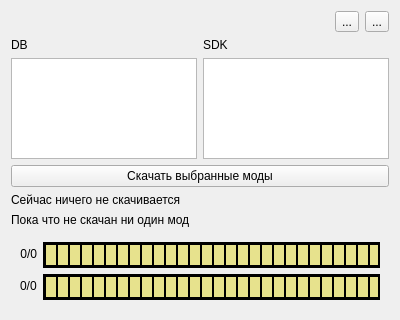
This is src/ManagerWindow.ui in sabudilovskiy/MagicBoxReduxCmake as Qt 5 draws it before an edit. The edited form follows.
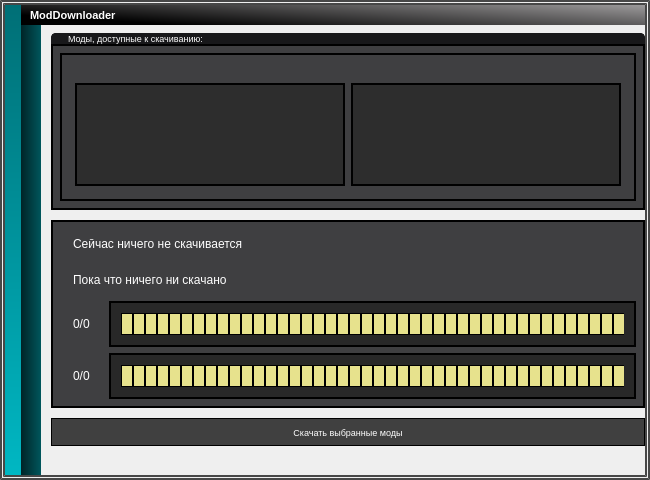
This is the edited form. Icons and pictures are not drawn.

Commit message: Design for ManagerWindow

```diff
--- a/src/ManagerWindow.ui
+++ b/src/ManagerWindow.ui
@@ -1,201 +1,657 @@
 <?xml version="1.0" encoding="UTF-8"?>
 <ui version="4.0">
  <class>ManagerWindow</class>
- <widget class="QWidget" name="ManagerWindow">
+ <widget class="QMainWindow" name="ManagerWindow">
   <property name="geometry">
    <rect>
     <x>0</x>
     <y>0</y>
-    <width>400</width>
-    <height>320</height>
+    <width>650</width>
+    <height>480</height>
    </rect>
   </property>
+  <property name="minimumSize">
+   <size>
+    <width>650</width>
+    <height>480</height>
+   </size>
+  </property>
+  <property name="maximumSize">
+   <size>
+    <width>16777215</width>
+    <height>16777215</height>
+   </size>
+  </property>
   <property name="windowTitle">
    <string>Form</string>
   </property>
-  <layout class="QVBoxLayout" name="verticalLayout">
-   <item>
-    <layout class="QHBoxLayout" name="horizontalLayout_3">
-     <item>
-      <spacer name="horizontalSpacer">
-       <property name="orientation">
-        <enum>Qt::Horizontal</enum>
+  <property name="windowIcon">
+   <iconset resource="../resources/resources.qrc">
+    <normaloff>:/icons/MagicBoxRedux</normaloff>:/icons/MagicBoxRedux</iconset>
+  </property>
+  <property name="styleSheet">
+   <string notr="true"/>
+  </property>
+  <widget class="QWidget" name="hlayout_main">
+   <property name="styleSheet">
+    <string notr="true">QWidget{
+border: 5px double #474747;
+}</string>
+   </property>
+   <layout class="QHBoxLayout" name="horizontalLayout" stretch="1,30">
+    <property name="spacing">
+     <number>0</number>
+    </property>
+    <property name="leftMargin">
+     <number>0</number>
+    </property>
+    <property name="topMargin">
+     <number>0</number>
+    </property>
+    <property name="rightMargin">
+     <number>0</number>
+    </property>
+    <property name="bottomMargin">
+     <number>0</number>
+    </property>
+    <item>
+     <widget class="QWidget" name="verticalLayout_gradient" native="true">
+      <property name="styleSheet">
+       <string notr="true">QWidget{
+border: none;
+}</string>
+      </property>
+      <layout class="QVBoxLayout" name="verticalLayout_gradient_layout">
+       <property name="leftMargin">
+        <number>5</number>
        </property>
-       <property name="sizeHint" stdset="0">
-        <size>
-         <width>40</width>
-         <height>20</height>
-        </size>
+       <property name="topMargin">
+        <number>5</number>
        </property>
-      </spacer>
-     </item>
-     <item>
-      <widget class="QToolButton" name="toolButton_showfull">
-       <property name="text">
-        <string>...</string>
+       <property name="rightMargin">
+        <number>0</number>
        </property>
-      </widget>
-     </item>
-     <item>
-      <widget class="QToolButton" name="toolButton_exit">
-       <property name="layoutDirection">
-        <enum>Qt::LeftToRight</enum>
+       <property name="bottomMargin">
+        <number>5</number>
        </property>
-       <property name="text">
-        <string>...</string>
+       <item>
+        <widget class="QWidget" name="widget" native="true">
+         <property name="styleSheet">
+          <string notr="true">background-color : qlineargradient(spread:pad, x1:1, y1:1, x2:1, y2:0, stop:0 #00b7c3, stop:1 #006f76)</string>
+         </property>
+        </widget>
+       </item>
+      </layout>
+     </widget>
+    </item>
+    <item>
+     <widget class="QWidget" name="vlayout_top_panel_content" native="true">
+      <property name="styleSheet">
+       <string notr="true">QWidget{
+border: none;
+}</string>
+      </property>
+      <layout class="QVBoxLayout" name="vlayout_top_panel_content_layout" stretch="1,50">
+       <property name="spacing">
+        <number>0</number>
        </property>
-      </widget>
-     </item>
-    </layout>
-   </item>
-   <item>
-    <layout class="QHBoxLayout" name="horizontalLayout">
-     <item>
-      <widget class="QLabel" name="label_db">
-       <property name="text">
-        <string>DB</string>
+       <property name="leftMargin">
+        <number>0</number>
        </property>
-      </widget>
-     </item>
-     <item>
-      <widget class="QLabel" name="label_sdk">
-       <property name="text">
-        <string>SDK</string>
+       <property name="topMargin">
+        <number>5</number>
        </property>
-      </widget>
-     </item>
-    </layout>
-   </item>
-   <item>
-    <layout class="QHBoxLayout" name="horizontalLayout_2">
-     <item>
-      <widget class="QListWidget" name="listWidget_db">
-       <property name="selectionMode">
-        <enum>QAbstractItemView::MultiSelection</enum>
+       <property name="rightMargin">
+        <number>5</number>
        </property>
-      </widget>
-     </item>
-     <item>
-      <widget class="QListWidget" name="listWidget_sdk">
-       <property name="selectionMode">
-        <enum>QAbstractItemView::MultiSelection</enum>
+       <property name="bottomMargin">
+        <number>5</number>
        </property>
-      </widget>
-     </item>
-    </layout>
-   </item>
-   <item>
-    <layout class="QHBoxLayout" name="horizontalLayout_4">
-     <item>
-      <widget class="QPushButton" name="pushButton_download">
-       <property name="font">
-        <font>
-         <family>Segoe UI</family>
-        </font>
-       </property>
-       <property name="text">
-        <string>Скачать выбранные моды</string>
-       </property>
-      </widget>
-     </item>
-    </layout>
-   </item>
-   <item>
-    <layout class="QHBoxLayout" name="horizontalLayout_5">
-     <item>
-      <widget class="QLabel" name="label_downloading_mod">
-       <property name="text">
-        <string>Сейчас ничего не скачивается</string>
-       </property>
-      </widget>
-     </item>
-    </layout>
-   </item>
-   <item>
-    <layout class="QHBoxLayout" name="horizontalLayout_6">
-     <item>
-      <widget class="QLabel" name="label_downloaded_mod">
-       <property name="text">
-        <string>Пока что не скачан ни один мод</string>
-       </property>
-      </widget>
-     </item>
-    </layout>
-   </item>
-   <item>
-    <widget class="QWidget" name="formLayout_downloads" native="true">
-     <property name="styleSheet">
-      <string notr="true">QProgressBar {
-    border: 2px solid black;
-    background-color: #282828;
-    text-align: center;
+       <item>
+        <widget class="QWidget" name="hwidget_top_panel" native="true">
+         <property name="maximumSize">
+          <size>
+           <width>16777215</width>
+           <height>16777215</height>
+          </size>
+         </property>
+         <property name="styleSheet">
+          <string notr="true">background-color: qlineargradient(spread:pad, x1:0, y1:0.5, x2:1, y2:0, stop:0 rgba(0, 0, 0, 255), stop:1 rgb(156, 154, 155));</string>
+         </property>
+         <layout class="QHBoxLayout" name="hlayout_top_panel">
+          <property name="spacing">
+           <number>0</number>
+          </property>
+          <property name="sizeConstraint">
+           <enum>QLayout::SetDefaultConstraint</enum>
+          </property>
+          <property name="leftMargin">
+           <number>9</number>
+          </property>
+          <property name="topMargin">
+           <number>0</number>
+          </property>
+          <property name="rightMargin">
+           <number>5</number>
+          </property>
+          <property name="bottomMargin">
+           <number>0</number>
+          </property>
+          <item>
+           <widget class="QLabel" name="label">
+            <property name="sizePolicy">
+             <sizepolicy hsizetype="Preferred" vsizetype="Preferred">
+              <horstretch>0</horstretch>
+              <verstretch>0</verstretch>
+             </sizepolicy>
+            </property>
+            <property name="font">
+             <font>
+              <pointsize>8</pointsize>
+              <bold>true</bold>
+             </font>
+            </property>
+            <property name="styleSheet">
+             <string notr="true">background-color: rgba(255, 255, 255, 0);
+color: rgb(255, 255, 255);
+padding: 0px;</string>
+            </property>
+            <property name="text">
+             <string>ModDownloader</string>
+            </property>
+           </widget>
+          </item>
+          <item>
+           <spacer name="horizontalSpacer">
+            <property name="orientation">
+             <enum>Qt::Horizontal</enum>
+            </property>
+            <property name="sizeType">
+             <enum>QSizePolicy::Expanding</enum>
+            </property>
+            <property name="sizeHint" stdset="0">
+             <size>
+              <width>40</width>
+              <height>20</height>
+             </size>
+            </property>
+           </spacer>
+          </item>
+          <item>
+           <widget class="QToolButton" name="toolButton_minimize">
+            <property name="font">
+             <font>
+              <pointsize>9</pointsize>
+             </font>
+            </property>
+            <property name="styleSheet">
+             <string notr="true">QToolButton{
+image: url(:/icons/ButtonHide);
+background-color: rgba(255, 255, 255, 0);
+padding: 0px;
+}
+QToolButton:pressed{
+image:url(:/icons/ButtonHideDown);
+}</string>
+            </property>
+            <property name="text">
+             <string/>
+            </property>
+            <property name="iconSize">
+             <size>
+              <width>17</width>
+              <height>17</height>
+             </size>
+            </property>
+           </widget>
+          </item>
+          <item>
+           <widget class="QToolButton" name="toolButton_exit">
+            <property name="styleSheet">
+             <string notr="true">QToolButton{
+image: url(:/icons/ButtonExitNormal);
+background-color: rgba(255, 255, 255, 0);
+padding: 0px;
+}
+QToolButton:pressed{
+image: url(:/icons/ButtonExitDown);
+}</string>
+            </property>
+            <property name="text">
+             <string/>
+            </property>
+            <property name="iconSize">
+             <size>
+              <width>17</width>
+              <height>17</height>
+             </size>
+            </property>
+           </widget>
+          </item>
+         </layout>
+        </widget>
+       </item>
+       <item>
+        <layout class="QHBoxLayout" name="hlayout_shadow_content" stretch="1,30">
+         <property name="spacing">
+          <number>0</number>
+         </property>
+         <item>
+          <widget class="QWidget" name="shadow" native="true">
+           <property name="styleSheet">
+            <string notr="true">background-color : qlineargradient(spread:pad, x1:0, y1:0.5, x2:1, y2:0.5, stop:0 #002427, stop:1 #00565c)</string>
+           </property>
+          </widget>
+         </item>
+         <item>
+          <widget class="QWidget" name="vlayout_content" native="true">
+           <property name="styleSheet">
+            <string notr="true">background-color: #00565c;
+QPushButton{
+background-color: rgb(64, 64, 64);
+color: rgb(255, 255, 255);
+border: solid;
+border-color: rgb(0, 0, 0);
+border-width: 1px;
+}</string>
+           </property>
+           <layout class="QVBoxLayout" name="vlayout_content_layout" stretch="0,0,2,0,0">
+            <property name="spacing">
+             <number>0</number>
+            </property>
+            <property name="leftMargin">
+             <number>10</number>
+            </property>
+            <property name="topMargin">
+             <number>8</number>
+            </property>
+            <property name="rightMargin">
+             <number>0</number>
+            </property>
+            <item>
+             <layout class="QVBoxLayout" name="vlayout_mods" stretch="0,0">
+              <property name="spacing">
+               <number>0</number>
+              </property>
+              <property name="bottomMargin">
+               <number>10</number>
+              </property>
+              <item>
+               <widget class="QWidget" name="hlayou_panel_mods" native="true">
+                <property name="styleSheet">
+                 <string notr="true">QWidget{
+background-color: rgb(24, 24, 26);
+border-color: rgb(18, 18, 18);
+border-top-right-radius: 5px;
+border-top-left-radius: 5px;
+border: 2px solid;
+color: rgb(255, 255, 255);
+padding-left:15px;
+}</string>
+                </property>
+                <layout class="QHBoxLayout" name="hlayout_panel_mods">
+                 <property name="leftMargin">
+                  <number>0</number>
+                 </property>
+                 <property name="topMargin">
+                  <number>0</number>
+                 </property>
+                 <property name="rightMargin">
+                  <number>0</number>
+                 </property>
+                 <property name="bottomMargin">
+                  <number>0</number>
+                 </property>
+                 <item>
+                  <widget class="QLabel" name="label_2">
+                   <property name="maximumSize">
+                    <size>
+                     <width>16777215</width>
+                     <height>16777215</height>
+                    </size>
+                   </property>
+                   <property name="font">
+                    <font>
+                     <pointsize>7</pointsize>
+                    </font>
+                   </property>
+                   <property name="styleSheet">
+                    <string notr="true">border: none;</string>
+                   </property>
+                   <property name="text">
+                    <string>Моды, доступные к скачиванию:</string>
+                   </property>
+                   <property name="margin">
+                    <number>0</number>
+                   </property>
+                  </widget>
+                 </item>
+                </layout>
+               </widget>
+              </item>
+              <item>
+               <widget class="QWidget" name="vlayout_mods_download_button" native="true">
+                <property name="styleSheet">
+                 <string notr="true">QWidget{
+background-color: rgb(63, 63, 65);
+border-color: rgb(18, 18, 18);
+border: 2px solid;
+padding: 10px;
+}</string>
+                </property>
+                <layout class="QVBoxLayout" name="vlayout_mods_download_button_layout">
+                 <property name="spacing">
+                  <number>0</number>
+                 </property>
+                 <item>
+                  <widget class="QWidget" name="hlayout_download" native="true">
+                   <property name="styleSheet">
+                    <string notr="true">border-bottom:none;</string>
+                   </property>
+                   <layout class="QHBoxLayout" name="hlayout_download_layout">
+                    <property name="topMargin">
+                     <number>5</number>
+                    </property>
+                    <property name="rightMargin">
+                     <number>15</number>
+                    </property>
+                    <property name="bottomMargin">
+                     <number>5</number>
+                    </property>
+                    <item>
+                     <spacer name="horizontalSpacer_2">
+                      <property name="orientation">
+                       <enum>Qt::Horizontal</enum>
+                      </property>
+                      <property name="sizeHint" stdset="0">
+                       <size>
+                        <width>40</width>
+                        <height>20</height>
+                       </size>
+                      </property>
+                     </spacer>
+                    </item>
+                    <item>
+                     <widget class="QToolButton" name="toolButton_refresh">
+                      <property name="minimumSize">
+                       <size>
+                        <width>14</width>
+                        <height>19</height>
+                       </size>
+                      </property>
+                      <property name="toolTip">
+                       <string>Нажмите, чтобы переустановить сборку из выбранных Вами модов</string>
+                      </property>
+                      <property name="whatsThis">
+                       <string/>
+                      </property>
+                      <property name="styleSheet">
+                       <string notr="true">QToolButton{
+border:none;
+image: url(:/icons/ButtonReinstallNormal);
+background-color: rgba(255, 255, 255, 0);
+padding: 0px;
+}
+QToolButton:pressed{
+image: url(:/icons/ButtonReinstallDown);
+}</string>
+                      </property>
+                      <property name="text">
+                       <string/>
+                      </property>
+                     </widget>
+                    </item>
+                   </layout>
+                  </widget>
+                 </item>
+                 <item>
+                  <widget class="QWidget" name="hlayout_mods_lists" native="true">
+                   <property name="styleSheet">
+                    <string notr="true">QWidget {
+border-top:none;
+}
+QListWidget
+{
+background-color: rgb(45, 45, 45);
+color:  white;
+border-color: rgb(18, 18, 18);
+border: 2px solid;
+padding: 10px;
+}
+QListWidget::item:selected
+{
+    background-color: rgb(53, 153, 251);
+}</string>
+                   </property>
+                   <layout class="QHBoxLayout" name="hlayout_mods_lists_layout">
+                    <property name="leftMargin">
+                     <number>15</number>
+                    </property>
+                    <property name="topMargin">
+                     <number>0</number>
+                    </property>
+                    <property name="rightMargin">
+                     <number>15</number>
+                    </property>
+                    <property name="bottomMargin">
+                     <number>15</number>
+                    </property>
+                    <item>
+                     <widget class="QListWidget" name="listWidget_db">
+                      <property name="styleSheet">
+                       <string notr="true"/>
+                      </property>
+                     </widget>
+                    </item>
+                    <item>
+                     <widget class="QListWidget" name="listWidget_sdk">
+                      <property name="styleSheet">
+                       <string notr="true"/>
+                      </property>
+                     </widget>
+                    </item>
+                   </layout>
+                  </widget>
+                 </item>
+                </layout>
+               </widget>
+              </item>
+             </layout>
+            </item>
+            <item>
+             <widget class="QWidget" name="vlayout_progess_bars" native="true">
+              <property name="styleSheet">
+               <string notr="true">QWidget{
+background-color: rgb(63, 63, 65);
+border-color: rgb(18, 18, 18);
+border: 2px solid;
+padding: 10px;
+}
+QProgressBar {
+border: 2px solid black;
+background-color: #282828;
+text-align: center;
 }
 QProgressBar::chunk {
-    border: 1px solid black;
-	background-color: #e7e28d;
-    width: 10px;
+border: 1px solid black;
+background-color: #e7e28d;
+width: 10px;
+}
+QLabel{
+border:none;
+color:white;
 }</string>
-     </property>
-     <layout class="QFormLayout" name="formLayout">
-      <item row="1" column="1">
-       <widget class="QProgressBar" name="progressBar_bytes">
-        <property name="sizePolicy">
-         <sizepolicy hsizetype="Expanding" vsizetype="Fixed">
-          <horstretch>0</horstretch>
-          <verstretch>0</verstretch>
-         </sizepolicy>
-        </property>
-        <property name="styleSheet">
-         <string notr="true"/>
-        </property>
-        <property name="value">
-         <number>100</number>
-        </property>
-        <property name="format">
-         <string/>
-        </property>
-       </widget>
-      </item>
-      <item row="1" column="0">
-       <widget class="QLabel" name="label_bytes">
-        <property name="sizePolicy">
-         <sizepolicy hsizetype="Maximum" vsizetype="Preferred">
-          <horstretch>0</horstretch>
-          <verstretch>0</verstretch>
-         </sizepolicy>
-        </property>
-        <property name="layoutDirection">
-         <enum>Qt::LeftToRight</enum>
-        </property>
-        <property name="text">
-         <string>0/0</string>
-        </property>
-        <property name="alignment">
-         <set>Qt::AlignRight|Qt::AlignTrailing|Qt::AlignVCenter</set>
-        </property>
-       </widget>
-      </item>
-      <item row="3" column="0">
-       <widget class="QLabel" name="label_mods">
-        <property name="text">
-         <string>0/0</string>
-        </property>
-       </widget>
-      </item>
-      <item row="3" column="1">
-       <widget class="QProgressBar" name="progressBar_mods">
-        <property name="value">
-         <number>100</number>
-        </property>
-        <property name="format">
-         <string/>
-        </property>
-       </widget>
-      </item>
-     </layout>
-    </widget>
-   </item>
-  </layout>
+              </property>
+              <layout class="QVBoxLayout" name="vlayout_progess_bars_l">
+               <item>
+                <widget class="QLabel" name="label_downloading_mod">
+                 <property name="minimumSize">
+                  <size>
+                   <width>0</width>
+                   <height>30</height>
+                  </size>
+                 </property>
+                 <property name="text">
+                  <string>Сейчас ничего не скачивается</string>
+                 </property>
+                </widget>
+               </item>
+               <item>
+                <widget class="QLabel" name="label_downloaded_mod">
+                 <property name="minimumSize">
+                  <size>
+                   <width>0</width>
+                   <height>30</height>
+                  </size>
+                 </property>
+                 <property name="text">
+                  <string>Пока что ничего ни скачано</string>
+                 </property>
+                </widget>
+               </item>
+               <item>
+                <layout class="QHBoxLayout" name="hlayout_progress_bar_mods_l">
+                 <item>
+                  <widget class="QLabel" name="label_mods">
+                   <property name="maximumSize">
+                    <size>
+                     <width>16777215</width>
+                     <height>50</height>
+                    </size>
+                   </property>
+                   <property name="text">
+                    <string>0/0</string>
+                   </property>
+                  </widget>
+                 </item>
+                 <item>
+                  <widget class="QProgressBar" name="progressBar_mods">
+                   <property name="maximumSize">
+                    <size>
+                     <width>16777215</width>
+                     <height>50</height>
+                    </size>
+                   </property>
+                   <property name="styleSheet">
+                    <string notr="true"/>
+                   </property>
+                   <property name="value">
+                    <number>100</number>
+                   </property>
+                   <property name="format">
+                    <string/>
+                   </property>
+                  </widget>
+                 </item>
+                </layout>
+               </item>
+               <item>
+                <layout class="QHBoxLayout" name="hlayout_progress_bar_bytes_l">
+                 <item>
+                  <widget class="QLabel" name="label_bytes">
+                   <property name="text">
+                    <string>0/0</string>
+                   </property>
+                  </widget>
+                 </item>
+                 <item>
+                  <widget class="QProgressBar" name="progressBar_bytes">
+                   <property name="maximumSize">
+                    <size>
+                     <width>16777215</width>
+                     <height>50</height>
+                    </size>
+                   </property>
+                   <property name="value">
+                    <number>100</number>
+                   </property>
+                   <property name="format">
+                    <string/>
+                   </property>
+                  </widget>
+                 </item>
+                </layout>
+               </item>
+              </layout>
+             </widget>
+            </item>
+            <item>
+             <layout class="QHBoxLayout" name="hlayout_buttons_1">
+              <property name="spacing">
+               <number>5</number>
+              </property>
+              <property name="topMargin">
+               <number>10</number>
+              </property>
+              <property name="bottomMargin">
+               <number>10</number>
+              </property>
+              <item>
+               <widget class="QPushButton" name="pushButton_download">
+                <property name="minimumSize">
+                 <size>
+                  <width>0</width>
+                  <height>28</height>
+                 </size>
+                </property>
+                <property name="font">
+                 <font>
+                  <pointsize>7</pointsize>
+                 </font>
+                </property>
+                <property name="toolTip">
+                 <string>Нажмите, чтобы запустить игру с сборкой из выбранных Вами модов</string>
+                </property>
+                <property name="whatsThis">
+                 <string/>
+                </property>
+                <property name="styleSheet">
+                 <string notr="true">background-color: rgb(64, 64, 64);
+color: rgb(255, 255, 255);
+border: solid;
+border-color: rgb(0, 0, 0);
+border-width: 1px;</string>
+                </property>
+                <property name="text">
+                 <string>Скачать выбранные моды</string>
+                </property>
+               </widget>
+              </item>
+             </layout>
+            </item>
+            <item>
+             <layout class="QHBoxLayout" name="hlayout_buttons_3">
+              <property name="leftMargin">
+               <number>0</number>
+              </property>
+              <property name="topMargin">
+               <number>0</number>
+              </property>
+              <property name="rightMargin">
+               <number>0</number>
+              </property>
+              <property name="bottomMargin">
+               <number>0</number>
+              </property>
+             </layout>
+            </item>
+            <item>
+             <layout class="QHBoxLayout" name="horizontalLayout_2">
+              <property name="bottomMargin">
+               <number>10</number>
+              </property>
+             </layout>
+            </item>
+           </layout>
+          </widget>
+         </item>
+        </layout>
+       </item>
+      </layout>
+     </widget>
+    </item>
+   </layout>
+  </widget>
  </widget>
  <resources/>
  <connections/>
```
Left out of the diff: 6 changed lines with no effect on the pictures. The commit also changes 10 other files.
